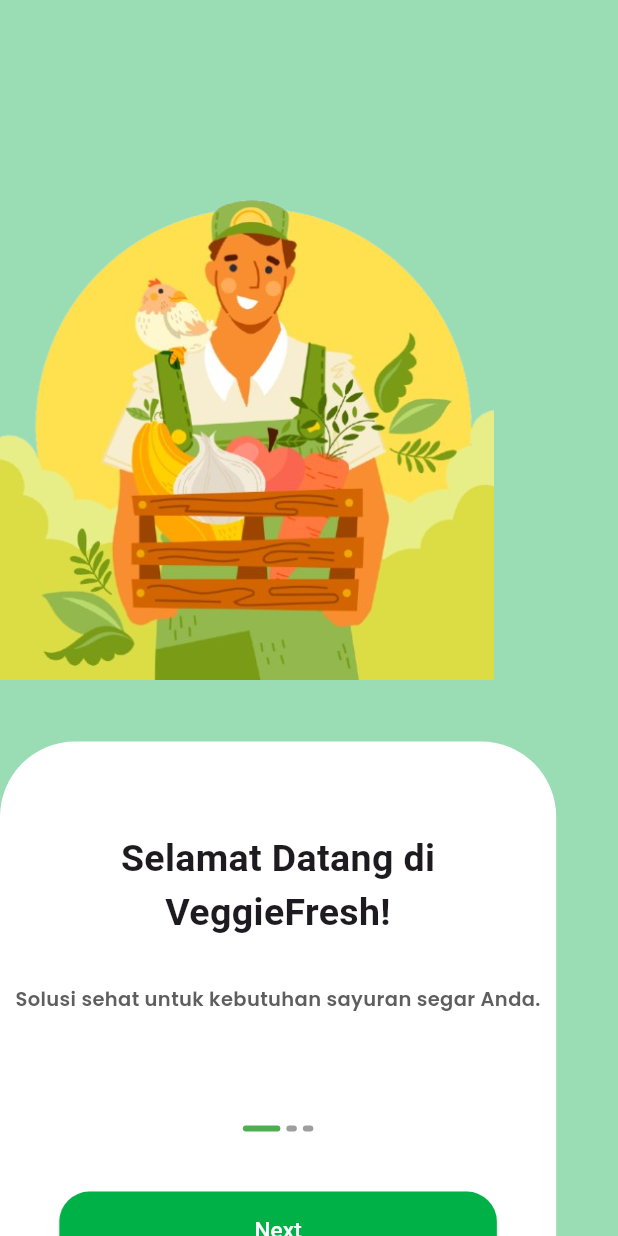
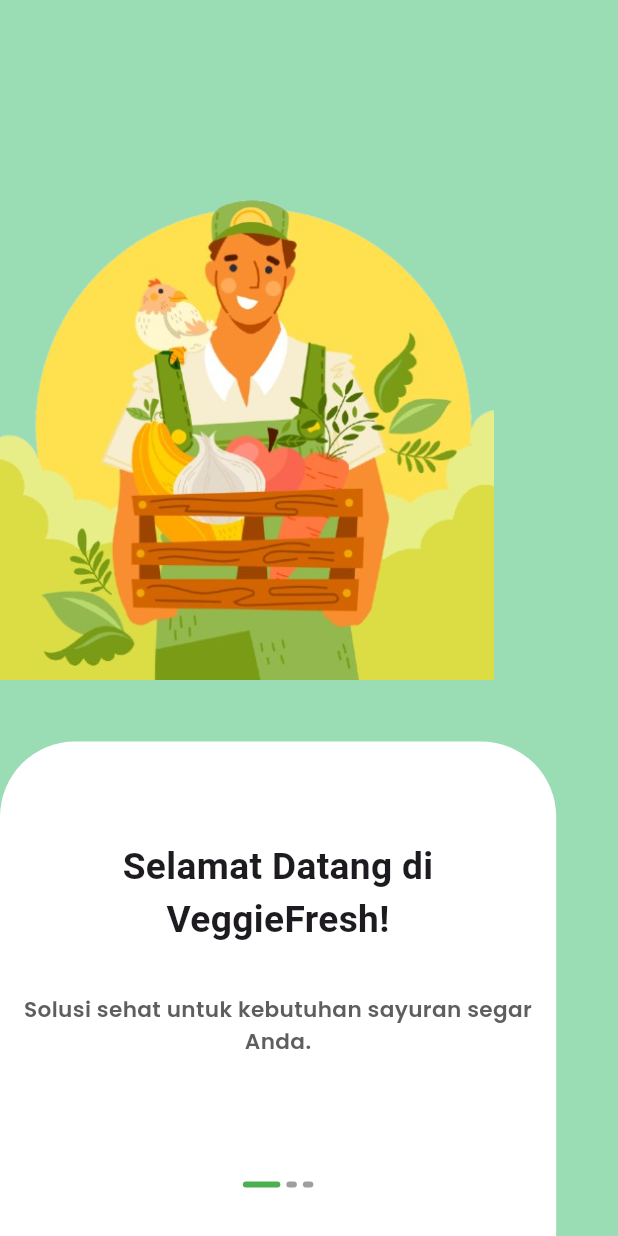
Before and after one commit to Ikhvan3/shamo_app, a Flutter app: the screen it shows after launch, on a phone screen of 412 x 824 dp. Run offline on Flutter 3.47's test engine with Material 3 defaults, Android fonts, the phone set to English and light mode, and no system bars; drawn by our look-alikes of showcaseview; our stand-ins replace carousel_slider, cloud_firestore, firebase_auth, firebase_core, google_fonts, shared_preferences; missing offline and left inert: midtrans_snap, mobile_scanner; accounts and stored records are empty; network calls fail.

Commit message:
konfigurasi responsive start 3

```diff
--- a/lib/pages/start/startpage1.dart
+++ b/lib/pages/start/startpage1.dart
@@ -123,25 +123,26 @@ class _StartPage1State extends State<StartPage1>
                   child: Column(
                     children: [
                       SizedBox(
-                        height: 60,
+                        height: size.height * 0.08,
                       ),
                       Text(
                         "Selamat Datang di\nVeggieFresh!",
                         textAlign: TextAlign.center,
                         style: TextStyle(
-                            fontSize: 25, fontWeight: FontWeight.bold),
+                            fontSize: size.width * 0.06,
+                            fontWeight: FontWeight.bold),
                       ),
-                      SizedBox(height: 30),
+                      SizedBox(height: size.height * 0.04),
                       Text(
                         "Solusi sehat untuk kebutuhan sayuran segar Anda.",
                         textAlign: TextAlign.center,
                         style: subtitleTextStyle.copyWith(
                           fontWeight: semiBold,
-                          fontSize: 13,
+                          fontSize: size.width * 0.035,
                         ),
                       ),
                       SizedBox(
-                        height: 75,
+                        height: size.height * 0.1,
                       ),
                       Row(
                         mainAxisAlignment: MainAxisAlignment.center,
```
